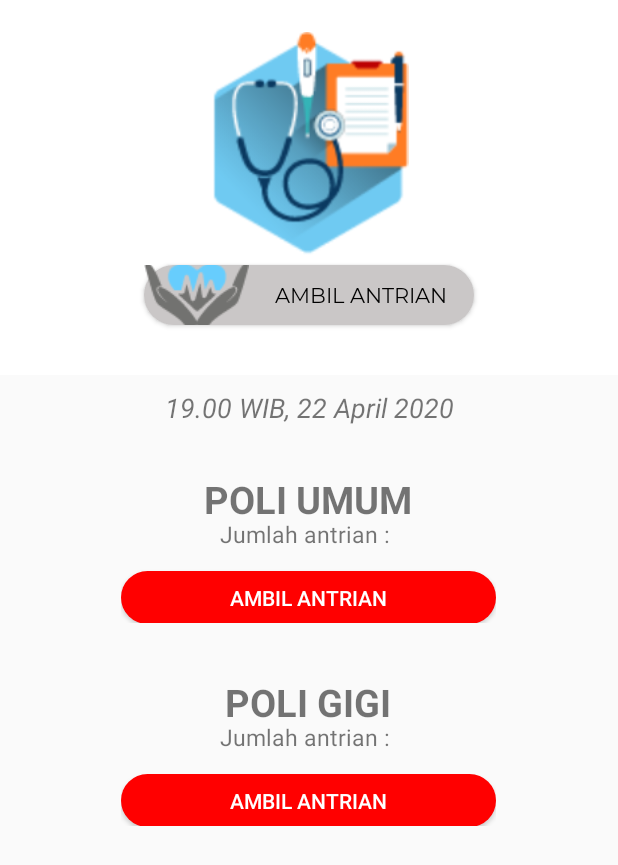
After one commit to amryzoelfa/Aplikasi-Mobile-ANTIK, an Android app: the layout activity_ambil_antrian.xml on its own in the app's theme, with its tools: preview values and no code run, on a phone screen of 412 x 824 dp. The commit adds this screen. Shown: the top 865 px of the screen. Run offline under Robolectric (Android 15) with nearby library versions, the phone set to English and light mode, and no system bars; network calls fail.

Commit message:
AntrianToPasien
Tampilan ambil antrian untuk pasien

```diff
--- /dev/null
+++ b/app/src/main/res/drawable/custom_button.xml
@@ -0,0 +1,15 @@
+<?xml version="1.0" encoding="utf-8"?>
+<shape xmlns:android="http://schemas.android.com/apk/res/android">
+
+    <corners
+        android:bottomLeftRadius="30dp"
+        android:bottomRightRadius="30dp"
+        android:radius="40dp"
+        android:topLeftRadius="30dp"
+        android:topRightRadius="30dp"/>
+    <size
+        android:height="50dp"
+        android:width="300dp"/>
+    <solid
+        android:color="@color/merah"/>
+</shape>
--- /dev/null
+++ b/app/src/main/res/drawable/custom_button2.xml
@@ -0,0 +1,14 @@
+<?xml version="1.0" encoding="utf-8"?>
+<shape xmlns:android="http://schemas.android.com/apk/res/android">
+    <corners
+        android:bottomLeftRadius="30dp"
+        android:bottomRightRadius="30dp"
+        android:radius="40dp"
+        android:topLeftRadius="30dp"
+        android:topRightRadius="30dp"/>
+    <size
+        android:height="150dp"
+        android:width="1000dp"/>
+    <solid
+        android:color="@color/abu"/>
+</shape>
--- /dev/null
+++ b/app/src/main/res/layout/activity_ambil_antrian.xml
@@ -0,0 +1,123 @@
+<?xml version="1.0" encoding="utf-8"?>
+<RelativeLayout xmlns:android="http://schemas.android.com/apk/res/android"
+    xmlns:app="http://schemas.android.com/apk/res-auto"
+    xmlns:tools="http://schemas.android.com/tools"
+    android:layout_width="match_parent"
+    android:layout_height="match_parent"
+    android:orientation="vertical">
+
+    <ImageView
+        android:background="@color/putih"
+        android:layout_width="match_parent"
+        android:layout_height="250dp"/>
+
+    <LinearLayout
+        android:orientation="vertical"
+        android:layout_width="match_parent"
+        android:layout_height="match_parent" />
+        <LinearLayout
+            android:orientation="vertical"
+            android:layout_width="match_parent"
+            android:layout_height="match_parent">
+
+            <LinearLayout
+                android:layout_width="match_parent"
+                android:layout_height="244dp"
+                android:gravity="center"
+                android:orientation="vertical">
+
+                <ImageView
+                    android:id="@+id/imageView1"
+                    android:layout_width="150dp"
+                    android:layout_height="150dp"
+                    android:src="@drawable/home_ambilantrian" />
+
+                <Button
+                    android:layout_width="220dp"
+                    android:layout_height="40dp"
+                    android:layout_alignParentLeft="true"
+                    android:layout_marginTop="5dp"
+                    android:layout_marginBottom="5dp"
+                    android:background="@drawable/custom_button2"
+                    android:drawableLeft="@drawable/ambil_antrian"
+                    android:fontFamily="@font/regular"
+                    android:gravity="center"
+                    android:text="Ambil Antrian"
+                    android:textColor="@color/hitam"
+                    android:textSize="14sp" />
+            </LinearLayout>
+
+            <TextView
+                android:layout_width="match_parent"
+                android:layout_height="56dp"
+                android:gravity="center"
+                android:text="19.00 WIB, 22 April 2020"
+                android:textSize="18dp"
+                android:textStyle="italic" />
+
+            <FrameLayout
+                android:layout_width="250dp"
+                android:layout_height="100dp"
+                android:layout_gravity="center"
+                android:layout_marginTop="15dp">
+                <TextView
+                    android:layout_width="match_parent"
+                    android:layout_height="wrap_content"
+                    android:text="POLI UMUM"
+                    android:textStyle="bold"
+                    android:textSize="25dp"
+                    android:gravity="center"/>
+
+                <TextView
+                    android:layout_marginTop="30dp"
+                    android:layout_width="match_parent"
+                    android:layout_height="wrap_content"
+                    android:text="Jumlah antrian : "
+                    android:textSize="15dp"
+                    android:gravity="center"/>
+
+                <Button
+                    android:id="@+id/btn_ambil_antrian"
+                    android:layout_width="match_parent"
+                    android:layout_height="35dp"
+                    android:layout_marginTop="65dp"
+                    android:text="Ambil Antrian"
+                    android:background="@drawable/custom_button"
+                    android:textColor="@color/putih"
+                    android:layout_centerHorizontal="true"/>
+            </FrameLayout>
+            <FrameLayout
+                android:layout_width="250dp"
+                android:layout_height="100dp"
+                android:layout_gravity="center"
+                android:layout_marginTop="35dp">
+                <TextView
+                    android:layout_width="match_parent"
+                    android:layout_height="wrap_content"
+                    android:text="POLI GIGI"
+                    android:textStyle="bold"
+                    android:textSize="25dp"
+                    android:gravity="center"/>
+
+                <TextView
+                    android:layout_marginTop="30dp"
+                    android:layout_width="match_parent"
+                    android:layout_height="wrap_content"
+                    android:text="Jumlah antrian : "
+                    android:textSize="15dp"
+                    android:gravity="center"/>
+
+                <Button
+                    android:id="@+id/btn_ambil_antrian2"
+                    android:layout_width="match_parent"
+                    android:layout_height="35dp"
+                    android:layout_marginTop="65dp"
+                    android:text="Ambil Antrian"
+                    android:background="@drawable/custom_button"
+                    android:textColor="@color/putih"/>
+            </FrameLayout>
+
+        </LinearLayout>
+
+
+</RelativeLayout>
--- a/app/src/main/res/values/colors.xml
+++ b/app/src/main/res/values/colors.xml
@@ -6,4 +6,7 @@
     <color name="abu">#CAC7C7</color>
     <color name="abu_tua">#525151</color>
     <color name="putih">#FFFFFF</color>
+    <color name="hitam">#ff000000</color>
+    <color name="merah">#ffff0000</color>
+    <color name="lightturquoise">#ffccffff</color>
 </resources>
```
